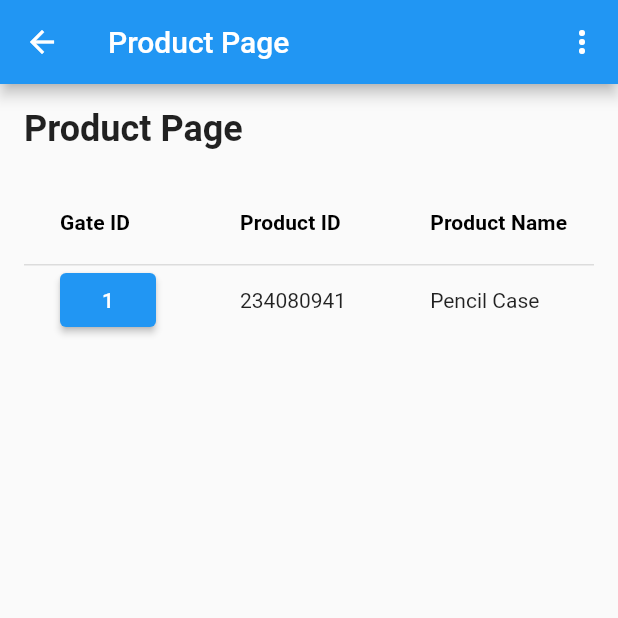
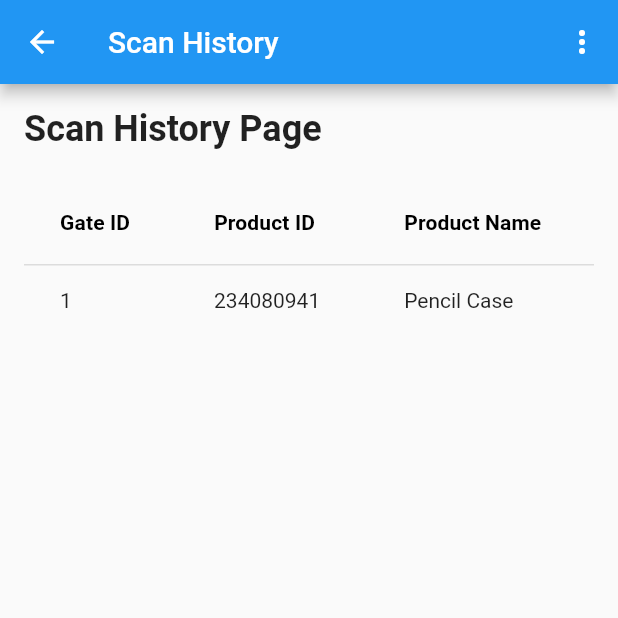
Before and after one commit to prakashatutd/RFID-Project-Dec23, a Flutter app: the ScanHistoryPage screen opened by its route, on a phone screen of 412 x 824 dp, the top half of it. Run offline on Flutter 3.47's test engine with Material 2 defaults, Android fonts, the phone set to English and light mode, and no system bars.

Commit message:
Update scan_history_page.dart

```diff
--- a/client/rfid_project/lib/scan_history_page.dart
+++ b/client/rfid_project/lib/scan_history_page.dart
@@ -26,7 +26,7 @@ class _ScanHistoryPageState extends State<ScanHistoryPage> {
   Widget build(BuildContext context) {
     return Scaffold(
       appBar: AppBar(
-        title: Text('Product Page'),
+        title: Text('Scan History'),
         actions: <Widget>[
           PopupMenuButton<String>(
             onSelected: (value) {
@@ -62,7 +62,7 @@ class _ScanHistoryPageState extends State<ScanHistoryPage> {
           crossAxisAlignment: CrossAxisAlignment.start,
           children: <Widget>[
             Text(
-              'Product Page',
+              'Scan History Page',
               style: TextStyle(fontSize: 24, fontWeight: FontWeight.bold),
             ),
             SizedBox(height: 20),
@@ -79,17 +79,7 @@ class _ScanHistoryPageState extends State<ScanHistoryPage> {
                   ],
                   rows: [
                     DataRow(cells: [
-                      DataCell(
-                        Tooltip(
-                          message: 'Gate 1',
-                          child: ElevatedButton(
-                            onPressed: () {
-                              // Handle button click
-                            },
-                            child: Text('1'),
-                          ),
-                        ),
-                      ),
+                      DataCell(Text('1')),
                       DataCell(Text('234080941')),
                       DataCell(Text('Pencil Case')),
                       DataCell(Text('Incoming')),
```
